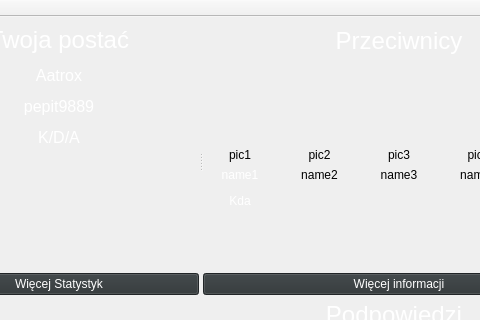
Qt form menu.ui (pszelew/LolWATCHER) before a commit; both pictures show x 196 to 676 and y 0 to 320 of the 800 by 600 pixel window.
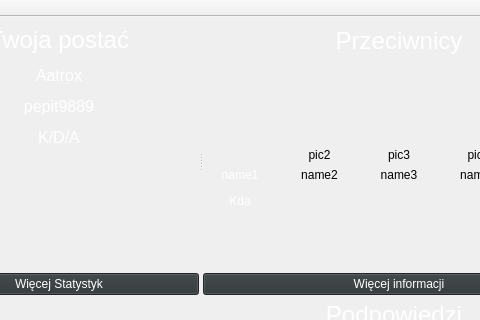
The same form after that commit.

Diff of the .ui file:
```diff
--- a/menu.ui
+++ b/menu.ui
@@ -623,7 +623,7 @@
                </size>
               </property>
               <property name="text">
-               <string>pic1</string>
+               <string/>
               </property>
               <property name="scaledContents">
                <bool>true</bool>
```
